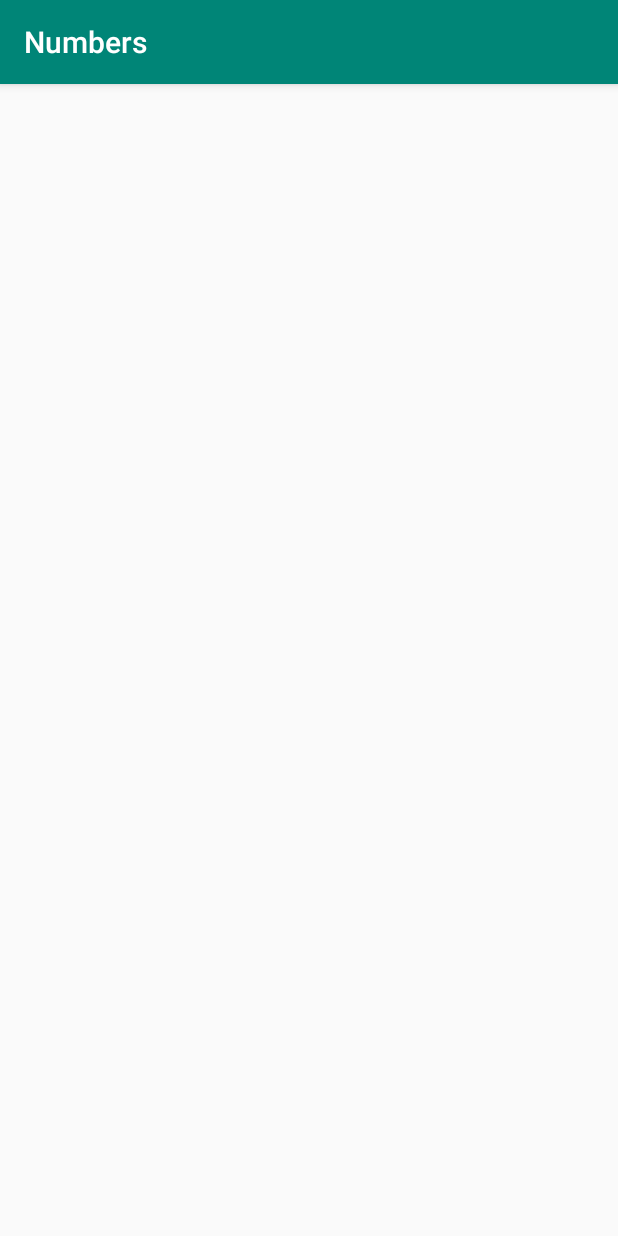
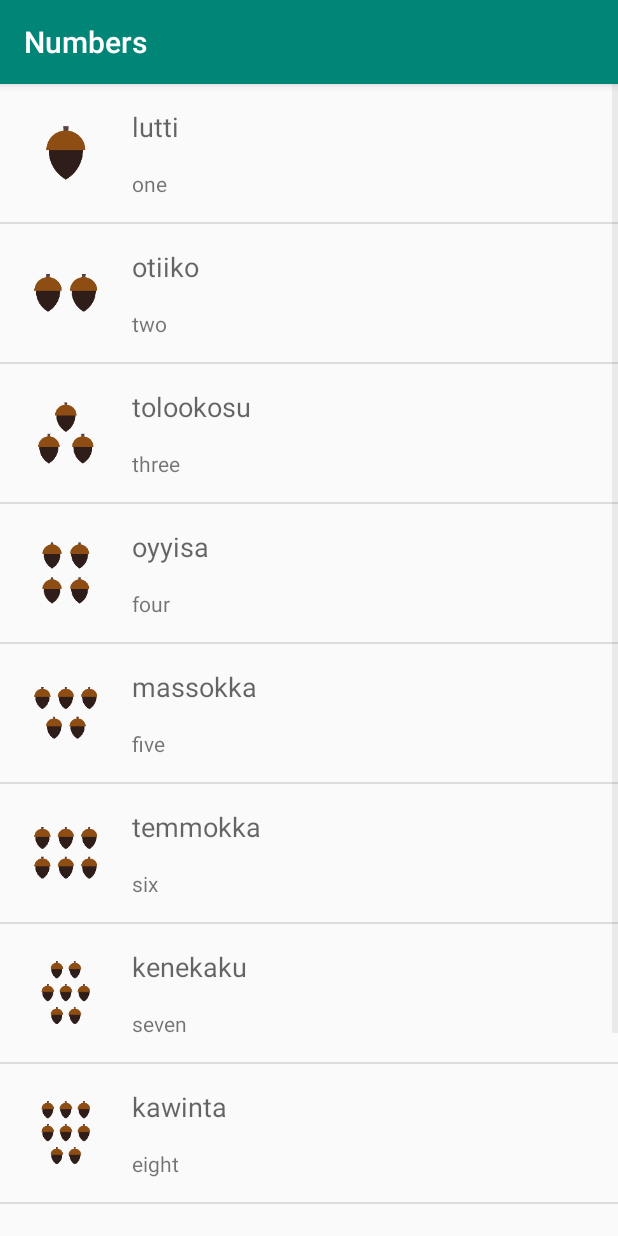
Before and after one commit to varshneyankit/MiwokApp, an Android app: the NumbersActivity screen opened directly, with no data from a screen before it, on a phone screen of 412 x 824 dp. Run offline under Robolectric (Android 15) with nearby library versions, the phone set to English and light mode, and no system bars.

Commit message:
Implemented WordAdapter to populate ListView

```diff
--- a/app/src/main/java/com/example/miwokapp/NumbersActivity.java
+++ b/app/src/main/java/com/example/miwokapp/NumbersActivity.java
@@ -1,8 +1,8 @@
 package com.example.miwokapp;
 
 import androidx.appcompat.app.AppCompatActivity;
-
 import android.os.Bundle;
+import android.widget.ListView;
 
 public class NumbersActivity extends AppCompatActivity {
 
@@ -11,5 +11,23 @@ public class NumbersActivity extends AppCompatActivity {
         super.onCreate(savedInstanceState);
         setContentView(R.layout.activity_numbers);
 
+        Word[] numbers = new Word[10];
+        numbers[0] = new Word(R.string.number_one, R.string.miwok_number_one, R.drawable.number_one);
+        numbers[1] = new Word(R.string.number_two, R.string.miwok_number_two, R.drawable.number_two);
+        numbers[2] = new Word(R.string.number_three, R.string.miwok_number_three, R.drawable.number_three);
+        numbers[3] = new Word(R.string.number_four, R.string.miwok_number_four, R.drawable.number_four);
+        numbers[4] = new Word(R.string.number_five, R.string.miwok_number_five, R.drawable.number_five);
+        numbers[5] = new Word(R.string.number_six, R.string.miwok_number_six, R.drawable.number_six);
+        numbers[6] = new Word(R.string.number_seven, R.string.miwok_number_seven, R.drawable.number_seven);
+        numbers[7] = new Word(R.string.number_eight, R.string.miwok_number_eight, R.drawable.number_eight);
+        numbers[8] = new Word(R.string.number_nine, R.string.miwok_number_nine, R.drawable.number_nine);
+        numbers[9] = new Word(R.string.number_ten, R.string.miwok_number_ten, R.drawable.number_ten);
+
+        WordAdapter wordAdapter = new WordAdapter(this, R.layout.list_item, numbers);
+
+        ListView listView=findViewById(R.id.listView);
+        listView.setAdapter(wordAdapter);
+
     }
+
 }
--- a/app/src/main/java/com/example/miwokapp/PhrasesActivity.java
+++ b/app/src/main/java/com/example/miwokapp/PhrasesActivity.java
@@ -10,5 +10,6 @@ public class PhrasesActivity extends AppCompatActivity {
     protected void onCreate(Bundle savedInstanceState) {
         super.onCreate(savedInstanceState);
         setContentView(R.layout.activity_phrases);
+
     }
 }
--- /dev/null
+++ b/app/src/main/java/com/example/miwokapp/WordAdapter.java
@@ -0,0 +1,52 @@
+package com.example.miwokapp;
+
+import android.content.Context;
+import android.util.Log;
+import android.view.LayoutInflater;
+import android.view.View;
+import android.view.ViewGroup;
+import android.widget.ArrayAdapter;
+import android.widget.ImageView;
+import android.widget.TextView;
+
+import androidx.annotation.NonNull;
+import androidx.annotation.Nullable;
+
+final class WordAdapter extends ArrayAdapter<Word> {
+
+    private Word[] data;
+    private int resource;
+    private Context context;
+
+    public WordAdapter(@NonNull Context context, int resource, @NonNull Word[] objects) {
+        super(context, resource, objects);
+        this.data = objects;
+        this.resource = resource;
+        this.context = context;
+    }
+
+    @NonNull
+    @Override
+    public View getView(int position, @Nullable View oldView, @NonNull ViewGroup parent) {
+
+        Log.d("GetView", "Need view: " + position);
+
+        // Inflates new view if old doesn't exist yet
+        if (oldView == null) {
+            Log.d("GetView", "Inflated view: " + position);
+            oldView = LayoutInflater.from(context).inflate(resource,parent,false);
+        }
+
+        TextView englishTextView = oldView.findViewById(R.id.et1);
+        TextView miwokTextView = oldView.findViewById(R.id.mt1);
+        ImageView image = oldView.findViewById(R.id.image);
+
+        Word currentWord = data[position];
+
+        englishTextView.setText(currentWord.getEnglish());
+        miwokTextView.setText(currentWord.getMiwok());
+        image.setImageResource(currentWord.getImage());
+
+        return oldView;
+    }
+}
--- a/app/src/main/res/layout/activity_numbers.xml
+++ b/app/src/main/res/layout/activity_numbers.xml
@@ -1,6 +1,7 @@
 <?xml version="1.0" encoding="utf-8"?>
-<LinearLayout xmlns:aniwef="http://schemas.android.com/apk/res/android"
+<ListView xmlns:aniwef="http://schemas.android.com/apk/res/android"
     xmlns:tools="http://schemas.android.com/tools"
+    aniwef:id="@+id/listView"
     aniwef:layout_width="match_parent"
     aniwef:layout_height="match_parent"
     aniwef:orientation="vertical"
```
Also changed, not shown: app/src/main/java/com/example/miwokapp/ColourActivity.java (+11 -0 lines), app/src/main/java/com/example/miwokapp/FamilyMembersActivity.java (+13 -0 lines).
